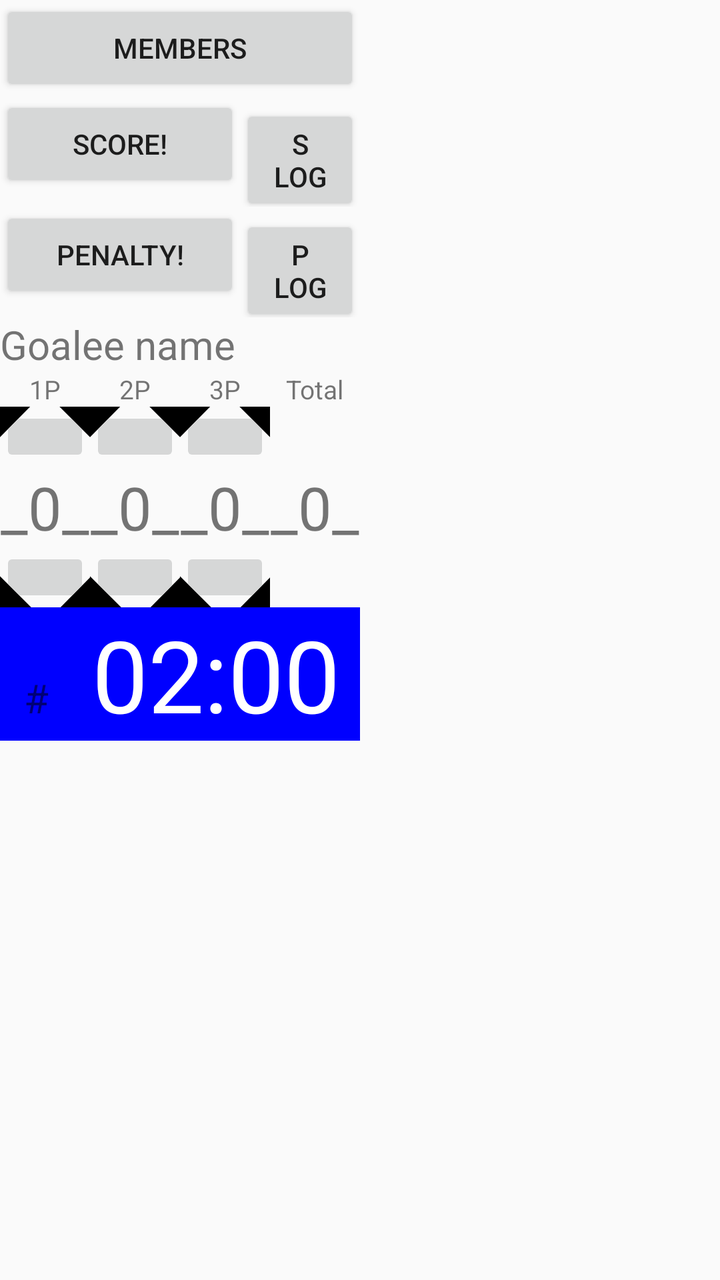
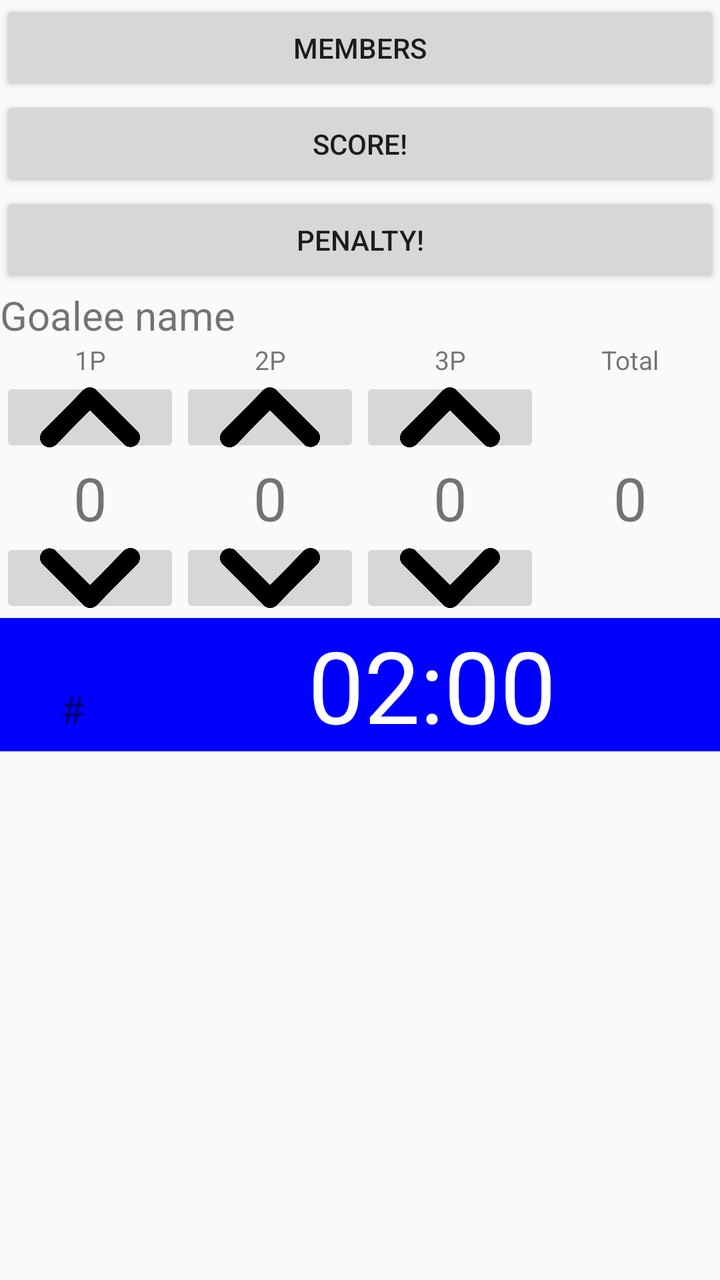

An Android layout rendered at two revisions. The XML below is the earlier revision; the diff shows what the commit changed to produce the second picture.
<!-- AndroidManifest.xml: application theme AppTheme -->
<!-- res/layout/content_main.xml -->
<?xml version="1.0" encoding="utf-8"?>
<androidx.constraintlayout.widget.ConstraintLayout xmlns:android="http://schemas.android.com/apk/res/android"
    xmlns:app="http://schemas.android.com/apk/res-auto"
    xmlns:tools="http://schemas.android.com/tools"
    android:layout_width="match_parent"
    android:layout_height="match_parent"
    app:layout_behavior="@string/appbar_scrolling_view_behavior"
    tools:context=".MainActivity"
    tools:showIn="@layout/activity_main">

    <LinearLayout
        android:id="@+id/linearLayout"
        android:layout_width="match_parent"
        android:layout_height="match_parent"
        android:orientation="horizontal"
        app:layout_constraintBottom_toBottomOf="parent"
        app:layout_constraintTop_toTopOf="parent"
        app:layout_constraintVertical_bias="0.355"
        tools:layout_editor_absoluteX="5dp">
        <LinearLayout
            android:id="@+id/mHome"
            android:layout_width="match_parent"
            android:layout_height="match_parent"
            android:orientation="vertical"
            android:layout_weight="1">

            <RelativeLayout
                android:id="@+id/mTeamScore"
                android:layout_width="match_parent"
                android:layout_height="wrap_content"
                android:orientation="horizontal">

                <ImageView
                    android:id="@+id/mTeamImage"
                    android:layout_width="wrap_content"
                    android:layout_height="wrap_content"
                    android:src="@mipmap/ic_launcher" />

                <TextView
                    android:id="@+id/mScore"
                    android:layout_width="match_parent"
                    android:layout_height="match_parent"
                    android:layout_alignBottom="@+id/mTeamImage"
                    android:layout_toEndOf="@+id/mTeamImage"
                    android:gravity="center"
                    android:text="00" />

            </RelativeLayout>
            <Button
                android:id="@+id/mEditMember"
                android:layout_width="match_parent"
                android:layout_height="wrap_content"
                android:text="Members" >
            </Button>
            <LinearLayout
                    android:id="@+id/mScoreContainer"
                    android:layout_width="match_parent"
                    android:layout_height="wrap_content"
                    android:orientation="horizontal">
                    <Button
                        android:id="@+id/mAddScore"
                        android:layout_width="match_parent"
                        android:layout_height="wrap_content"
                        android:layout_weight="1"
                        android:text="Score!">
                    </Button>
                    <Button
                        android:id="@+id/mScoreLog"
                        android:layout_width="match_parent"
                        android:layout_height="wrap_content"
                        android:layout_weight="2"
                        android:text="S Log">
                    </Button>
                </LinearLayout>
            <LinearLayout
                android:id="@+id/mPenaltyContainer"
                android:layout_width="match_parent"
                android:layout_height="wrap_content"
                android:orientation="horizontal">
                <Button
                    android:id="@+id/mAddPenalty"
                    android:layout_width="match_parent"
                    android:layout_height="wrap_content"
                    android:layout_weight="1"
                    android:text="Penalty!">
                </Button>
                <Button
                    android:id="@+id/mPenaltyLog"
                    android:layout_width="match_parent"
                    android:layout_height="wrap_content"
                    android:layout_weight="2"
                    android:text="P Log">
                </Button>
            </LinearLayout>

            <include layout="@layout/goalee_panel" />
            <include layout="@layout/penalty_timer" />

        </LinearLayout>
        <LinearLayout
            android:id="@+id/mAway"
            android:layout_width="match_parent"
            android:layout_height="match_parent"
            android:orientation="vertical"
            android:layout_weight="1">


            </LinearLayout>
        </LinearLayout>


</androidx.constraintlayout.widget.ConstraintLayout>
<!-- res/layout/activity_main.xml (included above) -->
<?xml version="1.0" encoding="utf-8"?>
<androidx.coordinatorlayout.widget.CoordinatorLayout xmlns:android="http://schemas.android.com/apk/res/android"
    xmlns:app="http://schemas.android.com/apk/res-auto"
    xmlns:tools="http://schemas.android.com/tools"
    android:layout_width="match_parent"
    android:layout_height="match_parent"
    tools:context=".MainActivity">

    <com.google.android.material.appbar.AppBarLayout
        android:layout_width="match_parent"
        android:layout_height="wrap_content"
        android:theme="@style/AppTheme.AppBarOverlay">

        <androidx.appcompat.widget.Toolbar
            android:id="@+id/toolbar"
            android:layout_width="match_parent"
            android:layout_height="?attr/actionBarSize"
            android:background="?attr/colorPrimary"
            app:popupTheme="@style/AppTheme.PopupOverlay" />

    </com.google.android.material.appbar.AppBarLayout>
    <LinearLayout
        android:layout_width="match_parent"
        android:layout_height="wrap_content"
        android:orientation="vertical">
        <com.google.android.gms.common.SignInButton
            android:id="@+id/sign_in_button"
            android:layout_width="match_parent"
            android:layout_height="wrap_content" />
        <include layout="@layout/content_main" />

    </LinearLayout>

    <com.google.android.material.floatingactionbutton.FloatingActionButton
        android:id="@+id/fab"
        android:layout_width="wrap_content"
        android:layout_height="wrap_content"
        android:layout_gravity="bottom|end"
        android:layout_margin="@dimen/fab_margin"
        app:srcCompat="@android:drawable/ic_dialog_email" />



</androidx.coordinatorlayout.widget.CoordinatorLayout>
<!-- res/layout/goalee_panel.xml (included above) -->
<?xml version="1.0" encoding="utf-8"?>
<LinearLayout xmlns:android="http://schemas.android.com/apk/res/android"
    android:layout_width="match_parent"
    android:layout_height="wrap_content"
    android:orientation="vertical"
    android:gravity="center_vertical">
    <TextView
        android:id="@+id/mGoaleeName"
        android:layout_width="match_parent"
        android:layout_height="wrap_content"
        android:textSize="20dp"
        android:layout_weight="1"
        android:text="Goalee name"/>

<LinearLayout
    android:layout_width="match_parent"
    android:layout_height="wrap_content"
    android:orientation="horizontal">
    <TextView
        android:layout_width="match_parent"
        android:layout_height="wrap_content"
        android:textAlignment="center"
        android:textSize="13dp"
        android:layout_weight="1"
        android:text="1P"/>
    <TextView
        android:layout_width="match_parent"
        android:layout_height="wrap_content"
        android:textAlignment="center"
        android:textSize="13dp"
        android:layout_weight="1"
        android:text="2P"/>
    <TextView
        android:layout_width="match_parent"
        android:layout_height="wrap_content"
        android:textAlignment="center"
        android:textSize="13dp"
        android:layout_weight="1"
        android:text="3P"/>
    <TextView
        android:layout_width="match_parent"
        android:layout_height="wrap_content"
        android:textAlignment="center"
        android:textSize="13dp"
        android:layout_weight="1"
        android:text="Total"/>


</LinearLayout>


    <LinearLayout
        android:layout_width="match_parent"
        android:layout_height="wrap_content"
        android:orientation="horizontal">
        <LinearLayout
            android:id="@+id/mP1"
            android:layout_width="match_parent"
            android:layout_height="wrap_content"
            android:orientation="vertical"
            android:layout_weight="1">
            <ImageButton
                android:id="@+id/mP1Up"
                android:layout_width="match_parent"
                android:layout_height="30dp"
                android:padding="5dp"
                android:src="@mipmap/up"/>
            <TextView
                android:layout_width="match_parent"
                android:layout_height="wrap_content"
                android:textAlignment="center"
                android:textSize="30dp"
                android:text="_0_"/>
            <ImageButton
                android:id="@+id/mP1Down"
                android:layout_width="match_parent"
                android:layout_height="30dp"
                android:padding="5dp"
                android:src="@mipmap/down"/>

        </LinearLayout>
        <LinearLayout
            android:id="@+id/mP2"
            android:layout_width="match_parent"
            android:layout_height="wrap_content"
            android:orientation="vertical"
            android:layout_weight="1">
            <ImageButton
                android:id="@+id/mP2Up"
                android:layout_width="match_parent"
                android:layout_height="30dp"
                android:padding="5dp"
                android:src="@mipmap/up"/>
            <TextView
                android:layout_width="match_parent"
                android:layout_height="wrap_content"
                android:textAlignment="center"
                android:textSize="30dp"
                android:text="_0_"/>
            <ImageButton
                android:id="@+id/mP2Down"
                android:layout_width="match_parent"
                android:layout_height="30dp"
                android:padding="5dp"
                android:src="@mipmap/down"/>

        </LinearLayout>
        <LinearLayout
            android:id="@+id/mP3"
            android:layout_width="match_parent"
            android:layout_height="wrap_content"
            android:orientation="vertical"
            android:layout_weight="1">
            <ImageButton
                android:id="@+id/mP3Up"
                android:layout_width="match_parent"
                android:layout_height="30dp"
                android:padding="5dp"
                android:src="@mipmap/up"/>
            <TextView
                android:layout_width="match_parent"
                android:layout_height="wrap_content"
                android:textAlignment="center"
                android:textSize="30dp"
                android:text="_0_"/>
            <ImageButton
                android:id="@+id/mP3Down"
                android:layout_width="match_parent"
                android:layout_height="30dp"
                android:padding="5dp"
                android:src="@mipmap/down"/>

        </LinearLayout>

        <TextView
            android:id="@+id/mTotal"
            android:layout_width="match_parent"
            android:layout_height="match_parent"
            android:layout_weight="1"
            android:gravity="center"
            android:text="_0_"
            android:textSize="30dp" />
    </LinearLayout>
</LinearLayout>
<!-- res/layout/penalty_timer.xml (included above) -->
<?xml version="1.0" encoding="utf-8"?>
<LinearLayout xmlns:android="http://schemas.android.com/apk/res/android"
    android:layout_width="match_parent"
    android:layout_height="wrap_content"
    android:orientation="vertical"
    android:gravity="center_vertical"
    android:background="#0000ff">
    <LinearLayout
        android:layout_width="match_parent"
        android:layout_height="wrap_content"
        android:orientation="horizontal">

        <TextView
            android:id="@+id/mNumber"
            android:layout_width="match_parent"
            android:layout_height="wrap_content"
            android:gravity="center"
            android:layout_weight="0.8"
            android:text="#"
            android:textSize="20dp" />

        <TextView
            android:layout_width="match_parent"
            android:layout_height="wrap_content"
            android:textAlignment="center"
            android:layout_weight="0.2"
            android:textSize="50dp"
            android:textColor="#FFFFFFFF"
            android:text="02:00"/>
    </LinearLayout>



</LinearLayout>
<!-- resources referenced by this layout -->
<resources>
  <dimen name="fab_margin">16dp</dimen>
  <!-- mipmap down: png bitmap (mipmap-xxhdpi, 23071 bytes) -->
  <!-- mipmap ic_launcher (mipmap-anydpi-v26) -->
  <?xml version="1.0" encoding="utf-8"?>
  <adaptive-icon xmlns:android="http://schemas.android.com/apk/res/android">
      <background android:drawable="@drawable/ic_launcher_background" />
      <foreground android:drawable="@drawable/ic_launcher_foreground" />
  </adaptive-icon>
  <!-- mipmap up: png bitmap (mipmap-xxhdpi, 22996 bytes) -->
  <style name="AppTheme.AppBarOverlay" parent="ThemeOverlay.AppCompat.Dark.ActionBar" />
  <style name="AppTheme.PopupOverlay" parent="ThemeOverlay.AppCompat.Light" />
  <style name="AppTheme" parent="Theme.AppCompat.Light.DarkActionBar">
          
          <item name="colorPrimary">@color/colorPrimary</item>
          <item name="colorPrimaryDark">@color/colorPrimaryDark</item>
          <item name="colorAccent">@color/colorAccent</item>
      </style>
  <!-- drawable ic_launcher_background: vector/xml drawable (drawable, 5605 chars, omitted) -->
  <!-- drawable ic_launcher_foreground (drawable-v24) -->
  <vector xmlns:android="http://schemas.android.com/apk/res/android"
      xmlns:aapt="http://schemas.android.com/aapt"
      android:width="108dp"
      android:height="108dp"
      android:viewportWidth="108"
      android:viewportHeight="108">
      <path
          android:fillType="evenOdd"
          android:pathData="M32,64C32,64 38.39,52.99 44.13,50.95C51.37,48.37 70.14,49.57 70.14,49.57L108.26,87.69L108,109.01L75.97,107.97L32,64Z"
          android:strokeWidth="1"
          android:strokeColor="#00000000">
          <aapt:attr name="android:fillColor">
              <gradient
                  android:endX="78.5885"
                  android:endY="90.9159"
                  android:startX="48.7653"
                  android:startY="61.0927"
                  android:type="linear">
                  <item
                      android:color="#44000000"
                      android:offset="0.0" />
                  <item
                      android:color="#00000000"
                      android:offset="1.0" />
              </gradient>
          </aapt:attr>
      </path>
      <path
          android:fillColor="#FFFFFF"
          android:fillType="nonZero"
          android:pathData="M66.94,46.02L66.94,46.02C72.44,50.07 76,56.61 76,64L32,64C32,56.61 35.56,50.11 40.98,46.06L36.18,41.19C35.45,40.45 35.45,39.3 36.18,38.56C36.91,37.81 38.05,37.81 38.78,38.56L44.25,44.05C47.18,42.57 50.48,41.71 54,41.71C57.48,41.71 60.78,42.57 63.68,44.05L69.11,38.56C69.84,37.81 70.98,37.81 71.71,38.56C72.44,39.3 72.44,40.45 71.71,41.19L66.94,46.02ZM62.94,56.92C64.08,56.92 65,56.01 65,54.88C65,53.76 64.08,52.85 62.94,52.85C61.8,52.85 60.88,53.76 60.88,54.88C60.88,56.01 61.8,56.92 62.94,56.92ZM45.06,56.92C46.2,56.92 47.13,56.01 47.13,54.88C47.13,53.76 46.2,52.85 45.06,52.85C43.92,52.85 43,53.76 43,54.88C43,56.01 43.92,56.92 45.06,56.92Z"
          android:strokeWidth="1"
          android:strokeColor="#00000000" />
  </vector>
  <color name="colorPrimary">#008577</color>
  <color name="colorPrimaryDark">#00574B</color>
  <color name="colorAccent">#D81B60</color>
</resources>

<!-- the commit's change to res/layout/content_main.xml (unified diff, before → after) -->
@@ -1,160 +1,80 @@
 <?xml version="1.0" encoding="utf-8"?>
-<androidx.constraintlayout.widget.ConstraintLayout xmlns:android="http://schemas.android.com/apk/res/android"
+<LinearLayout xmlns:android="http://schemas.android.com/apk/res/android"
     xmlns:app="http://schemas.android.com/apk/res-auto"
     xmlns:tools="http://schemas.android.com/tools"
+    android:id="@+id/linearLayout"
     android:layout_width="match_parent"
     android:layout_height="match_parent"
-    app:layout_behavior="@string/appbar_scrolling_view_behavior"
-    tools:context=".MainActivity"
-    tools:showIn="@layout/activity_main">
-
+    android:orientation="horizontal"
+    app:layout_constraintBottom_toBottomOf="parent"
+    app:layout_constraintTop_toTopOf="parent"
+    app:layout_constraintVertical_bias="0.355"
+    tools:layout_editor_absoluteX="5dp">
     <LinearLayout
-        android:id="@+id/linearLayout"
+        android:id="@+id/mHome"
         android:layout_width="match_parent"
         android:layout_height="match_parent"
-        android:orientation="horizontal"
-        app:layout_constraintBottom_toBottomOf="parent"
-        app:layout_constraintTop_toTopOf="parent"
-        app:layout_constraintVertical_bias="0.355"
-        tools:layout_editor_absoluteX="5dp">
-        <LinearLayout
-            android:id="@+id/mHome"
-            android:layout_width="match_parent"
-            android:layout_height="match_parent"
-            android:orientation="vertical"
-            android:layout_weight="1">
-
-            <RelativeLayout
-                android:id="@+id/mTeamScore"
-                android:layout_width="match_parent"
-                android:layout_height="wrap_content"
-                android:orientation="horizontal">
-
-                <ImageView
-                    android:id="@+id/mTeamImage"
-                    android:layout_width="wrap_content"
-                    android:layout_height="wrap_content"
-                    android:src="@mipmap/ic_launcher" />
-
-                <TextView
-                    android:id="@+id/mScore"
-                    android:layout_width="match_parent"
-                    android:layout_height="match_parent"
-                    android:layout_alignBottom="@+id/mTeamImage"
-                    android:layout_toEndOf="@+id/mTeamImage"
-                    android:gravity="center"
-                    android:text="00" />
-
-            </RelativeLayout>
-            <Button
-                android:id="@+id/mEditMember"
-                android:layout_width="match_parent"
-                android:layout_height="wrap_content"
-                android:text="Members" >
-            </Button>
-            <LinearLayout
-                    android:id="@+id/mScoreContainer"
-                    android:layout_width="match_parent"
-                    android:layout_height="wrap_content"
-                    android:orientation="horizontal">
-                    <Button
-                        android:id="@+id/mAddScore"
-                        android:layout_width="match_parent"
-                        android:layout_height="wrap_content"
-                        android:layout_weight="1"
-                        android:text="Score!">
-                    </Button>
-                    <Button
-                        android:id="@+id/mScoreLog"
-                        android:layout_width="match_parent"
-                        android:layout_height="wrap_content"
-                        android:layout_weight="2"
-                        android:text="S Log">
-                    </Button>
-                </LinearLayout>
-            <LinearLayout
-                android:id="@+id/mPenaltyContainer"
+        android:orientation="vertical">
+
+        <RelativeLayout
+            android:id="@+id/mTeamScore"
+            android:layout_width="match_parent"
+            android:layout_height="wrap_content"
+            android:orientation="horizontal">
+
+            <ImageView
+                android:id="@+id/mTeamImage"
+                android:layout_width="wrap_content"
+                android:layout_height="wrap_content"
+                android:src="@mipmap/ic_launcher" />
+
+            <TextView
+                android:id="@+id/mScore"
+                android:layout_width="match_parent"
+                android:layout_height="match_parent"
+                android:layout_alignBottom="@+id/mTeamImage"
+                android:layout_toEndOf="@+id/mTeamImage"
+                android:gravity="center"
+                android:text="00" />
+
+        </RelativeLayout>
+        <Button
+            android:id="@+id/mEditMember"
+            android:layout_width="match_parent"
+            android:layout_height="wrap_content"
+            android:text="Members" >
+        </Button>
+        <LinearLayout
+                android:id="@+id/mScoreContainer"
                 android:layout_width="match_parent"
                 android:layout_height="wrap_content"
                 android:orientation="horizontal">
                 <Button
-                    android:id="@+id/mAddPenalty"
+                    android:id="@+id/mAddScore"
                     android:layout_width="match_parent"
                     android:layout_height="wrap_content"
                     android:layout_weight="1"
-                    android:text="Penalty!">
+                    android:text="Score!">
                 </Button>
-                <Button
-                    android:id="@+id/mPenaltyLog"
-                    android:layout_width="match_parent"
-                    android:layout_height="wrap_content"
-                    android:layout_weight="2"
-                    android:text="P Log">
-                </Button>
-            </LinearLayout>
-
-            <include layout="@layout/goalee_panel" />
-            <include layout="@layout/penalty_timer" />
-
-        </LinearLayout>
-        <LinearLayout
-            android:id="@+id/mAway"
-            android:layout_width="match_parent"
-            android:layout_height="match_parent"
-            android:orientation="vertical"
-            android:layout_weight="1">
-
-
-            </LinearLayout>
-        </LinearLayout>
-
-
-</androidx.constraintlayout.widget.ConstraintLayout>
-<!-- res/layout/activity_main.xml (included above) -->
-<?xml version="1.0" encoding="utf-8"?>
-<androidx.coordinatorlayout.widget.CoordinatorLayout xmlns:android="http://schemas.android.com/apk/res/android"
-    xmlns:app="http://schemas.android.com/apk/res-auto"
-    xmlns:tools="http://schemas.android.com/tools"
-    android:layout_width="match_parent"
-    android:layout_height="match_parent"
-    tools:context=".MainActivity">
-
-    <com.google.android.material.appbar.AppBarLayout
-        android:layout_width="match_parent"
-        android:layout_height="wrap_content"
-        android:theme="@style/AppTheme.AppBarOverlay">
-
-        <androidx.appcompat.widget.Toolbar
-            android:id="@+id/toolbar"
-            android:layout_width="match_parent"
-            android:layout_height="?attr/actionBarSize"
-            android:background="?attr/colorPrimary"
-            app:popupTheme="@style/AppTheme.PopupOverlay" />
-
-    </com.google.android.material.appbar.AppBarLayout>
-    <LinearLayout
-        android:layout_width="match_parent"
-        android:layout_height="wrap_content"
-        android:orientation="vertical">
-        <com.google.android.gms.common.SignInButton
-            android:id="@+id/sign_in_button"
-            android:layout_width="match_parent"
-            android:layout_height="wrap_content" />
-        <include layout="@layout/content_main" />
-
+        </LinearLayout>
+        <LinearLayout
+            android:id="@+id/mPenaltyContainer"
+            android:layout_width="match_parent"
+            android:layout_height="wrap_content"
+            android:orientation="horizontal">
+            <Button
+                android:id="@+id/mAddPenalty"
+                android:layout_width="match_parent"
+                android:layout_height="wrap_content"
+                android:layout_weight="1"
+                android:text="Penalty!">
+            </Button>
+        </LinearLayout>
+
+        <include layout="@layout/goalee_panel" />
+        <include layout="@layout/penalty_timer" />
     </LinearLayout>
-
-    <com.google.android.material.floatingactionbutton.FloatingActionButton
-        android:id="@+id/fab"
-        android:layout_width="wrap_content"
-        android:layout_height="wrap_content"
-        android:layout_gravity="bottom|end"
-        android:layout_margin="@dimen/fab_margin"
-        app:srcCompat="@android:drawable/ic_dialog_email" />
-
-
-
-</androidx.coordinatorlayout.widget.CoordinatorLayout>
+</LinearLayout>
 <!-- res/layout/goalee_panel.xml (included above) -->
 <?xml version="1.0" encoding="utf-8"?>
 <LinearLayout xmlns:android="http://schemas.android.com/apk/res/android"
@@ -220,20 +140,25 @@
             <ImageButton
                 android:id="@+id/mP1Up"
                 android:layout_width="match_parent"
-                android:layout_height="30dp"
-                android:padding="5dp"
+                android:layout_height="40dp"
+                android:padding="5dp"
+                android:scaleType="fitCenter"
+                android:adjustViewBounds="true"
                 android:src="@mipmap/up"/>
             <TextView
+                android:id="@+id/mP1Goalee"
                 android:layout_width="match_parent"
                 android:layout_height="wrap_content"
                 android:textAlignment="center"
                 android:textSize="30dp"
-                android:text="_0_"/>
+                android:text="0"/>
             <ImageButton
                 android:id="@+id/mP1Down"
                 android:layout_width="match_parent"
-                android:layout_height="30dp"
-                android:padding="5dp"
+                android:layout_height="40dp"
+                android:padding="5dp"
+                android:scaleType="fitCenter"
+                android:adjustViewBounds="true"
                 android:src="@mipmap/down"/>
 
         </LinearLayout>
@@ -246,20 +171,25 @@
             <ImageButton
                 android:id="@+id/mP2Up"
                 android:layout_width="match_parent"
-                android:layout_height="30dp"
-                android:padding="5dp"
+                android:layout_height="40dp"
+                android:padding="5dp"
+                android:scaleType="fitCenter"
+                android:adjustViewBounds="true"
                 android:src="@mipmap/up"/>
             <TextView
+                android:id="@+id/mP2Goalee"
                 android:layout_width="match_parent"
                 android:layout_height="wrap_content"
                 android:textAlignment="center"
                 android:textSize="30dp"
-                android:text="_0_"/>
+                android:text="0"/>
             <ImageButton
                 android:id="@+id/mP2Down"
                 android:layout_width="match_parent"
-                android:layout_height="30dp"
-                android:padding="5dp"
+                android:layout_height="40dp"
+                android:padding="5dp"
+                android:scaleType="fitCenter"
+                android:adjustViewBounds="true"
                 android:src="@mipmap/down"/>
 
         </LinearLayout>
@@ -272,20 +202,25 @@
             <ImageButton
                 android:id="@+id/mP3Up"
                 android:layout_width="match_parent"
-                android:layout_height="30dp"
-                android:padding="5dp"
+                android:layout_height="40dp"
+                android:padding="5dp"
+                android:scaleType="fitCenter"
+                android:adjustViewBounds="true"
                 android:src="@mipmap/up"/>
             <TextView
+                android:id="@+id/mP3Goalee"
                 android:layout_width="match_parent"
                 android:layout_height="wrap_content"
                 android:textAlignment="center"
                 android:textSize="30dp"
-                android:text="_0_"/>
+                android:text="0"/>
             <ImageButton
                 android:id="@+id/mP3Down"
                 android:layout_width="match_parent"
-                android:layout_height="30dp"
-                android:padding="5dp"
+                android:layout_height="40dp"
+                android:padding="5dp"
+                android:scaleType="fitCenter"
+                android:adjustViewBounds="true"
                 android:src="@mipmap/down"/>
 
         </LinearLayout>
@@ -296,7 +231,7 @@
             android:layout_height="match_parent"
             android:layout_weight="1"
             android:gravity="center"
-            android:text="_0_"
+            android:text="0"
             android:textSize="30dp" />
     </LinearLayout>
 </LinearLayout>
<!-- resource entries referenced after the edit -->
@@ -1,6 +1,5 @@
 <!-- resources referenced by this layout -->
 <resources>
-  <dimen name="fab_margin">16dp</dimen>
   <!-- mipmap down: png bitmap (mipmap-xxhdpi, 23071 bytes) -->
   <!-- mipmap ic_launcher (mipmap-anydpi-v26) -->
   <?xml version="1.0" encoding="utf-8"?>
@@ -9,8 +8,6 @@
       <foreground android:drawable="@drawable/ic_launcher_foreground" />
   </adaptive-icon>
   <!-- mipmap up: png bitmap (mipmap-xxhdpi, 22996 bytes) -->
-  <style name="AppTheme.AppBarOverlay" parent="ThemeOverlay.AppCompat.Dark.ActionBar" />
-  <style name="AppTheme.PopupOverlay" parent="ThemeOverlay.AppCompat.Light" />
   <style name="AppTheme" parent="Theme.AppCompat.Light.DarkActionBar">
           
           <item name="colorPrimary">@color/colorPrimary</item>
